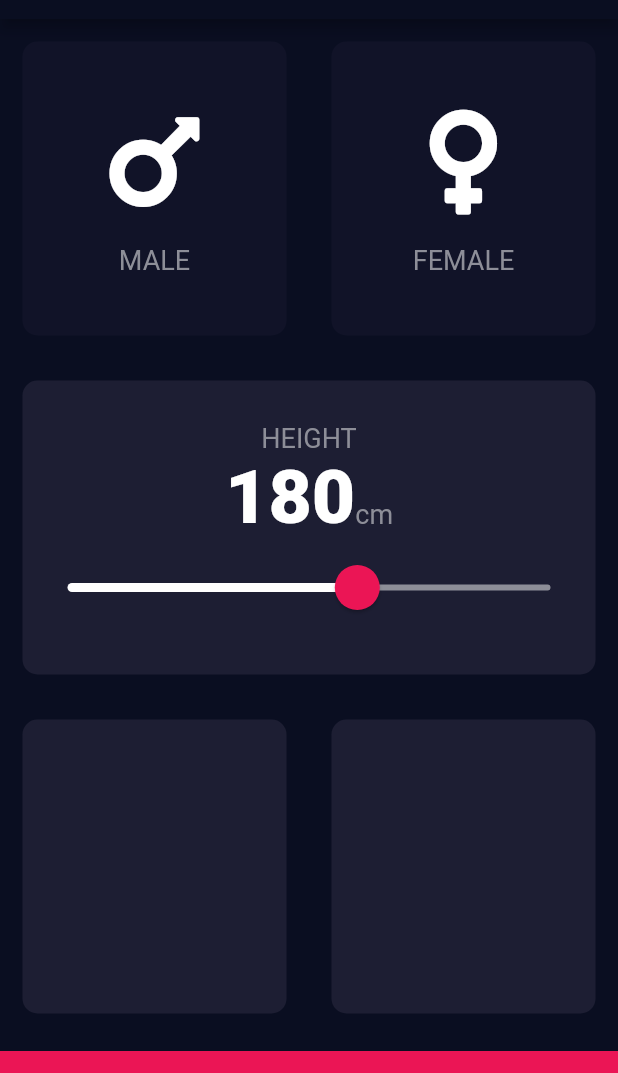
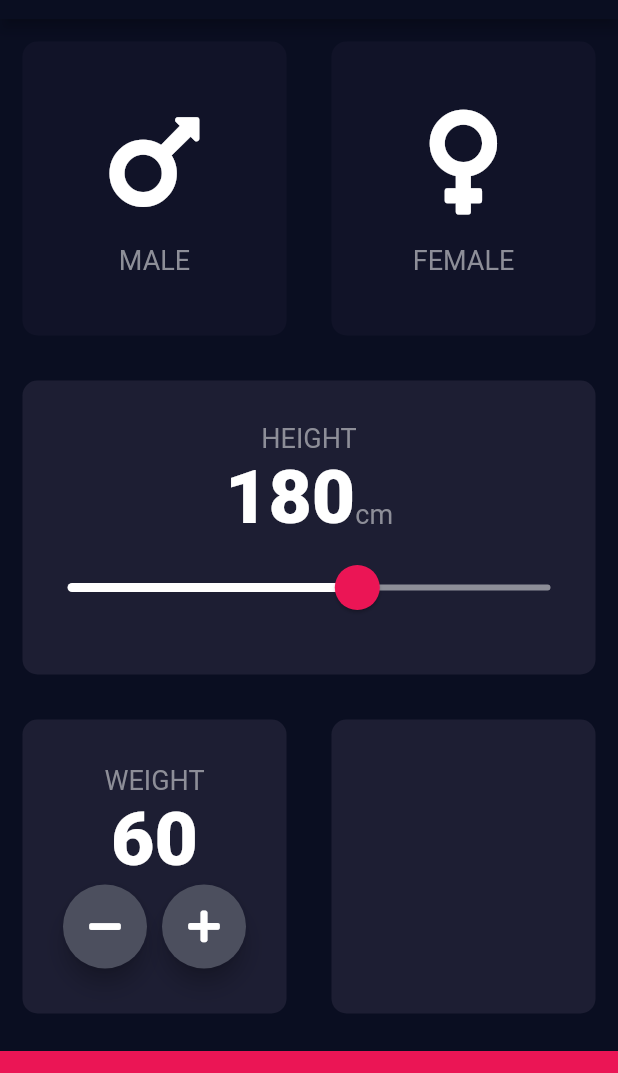
Before and after one commit to jlemanski1/BMI-Calculator, a Flutter app: the screen it shows after launch, on a phone screen of 412 x 824 dp, the part 65-1138 px from its top. Run offline on Flutter 3.47's test engine with Material 2 defaults, Android fonts, the phone set to English and light mode, and no system bars; our stand-ins replace font_awesome_flutter.

Commit message:
Created Weight Card and RoundIconButton custom widget

```diff
--- a/bmi_calculator/lib/input_page.dart
+++ b/bmi_calculator/lib/input_page.dart
@@ -22,6 +22,7 @@ class InputPage extends StatefulWidget {
 class _InputPageState extends State<InputPage> {
   Gender selectedGender;
   int height = 180;
+  int weight = 60;
 
   @override
   Widget build(BuildContext context) {
@@ -116,6 +117,43 @@ class _InputPageState extends State<InputPage> {
             children: <Widget>[
               Expanded(child: CustomCard(
                 colour: kActiveCardColour,
+                child: Column(
+                  mainAxisAlignment: MainAxisAlignment.center,
+                  children: <Widget>[
+                    Text(
+                      'WEIGHT',
+                      style: kLabelTextStyle,
+                    ),
+                    Text(
+                      weight.toString(),
+                      style: kNumberTextStyle,
+                    ),
+                    Row(
+                      mainAxisAlignment: MainAxisAlignment.center,
+                      children: <Widget>[
+                        RoundIconButton(
+                          icon: FontAwesomeIcons.minus,
+                          onPressed: (){
+                            setState(() {
+                              weight--;
+                            });
+                          },
+                        ),
+                        SizedBox(
+                          width: 10.0,
+                        ),
+                        RoundIconButton(
+                          icon: FontAwesomeIcons.plus,
+                          onPressed: (){
+                            setState(() {
+                              weight++;
+                            });
+                          },
+                        ),
+                      ],
+                    )
+                  ],
+                ),
                 ),
               ),
               Expanded(child: CustomCard(
@@ -135,3 +173,26 @@ class _InputPageState extends State<InputPage> {
     );
   }
 }
+
+
+class RoundIconButton extends StatelessWidget {
+  final IconData icon;
+  final Function onPressed;
+
+  RoundIconButton({@required this.icon, this.onPressed});
+
+  @override
+  Widget build(BuildContext context) {
+    return RawMaterialButton(
+      elevation: 6.0,
+      constraints: BoxConstraints.tightFor(
+        width: 56.0,
+        height:  56.0,
+      ),
+      shape: CircleBorder(),
+      fillColor: Color(0xFF4C4F5E),
+      onPressed: onPressed,
+      child: Icon(icon),
+    );
+  }
+}
```
Also changed, not shown: 1 other file.
